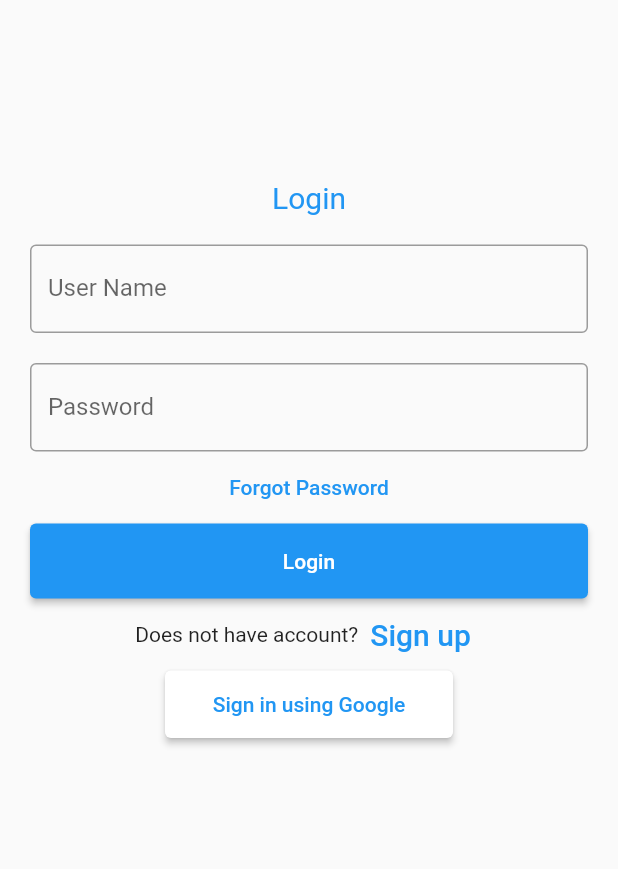
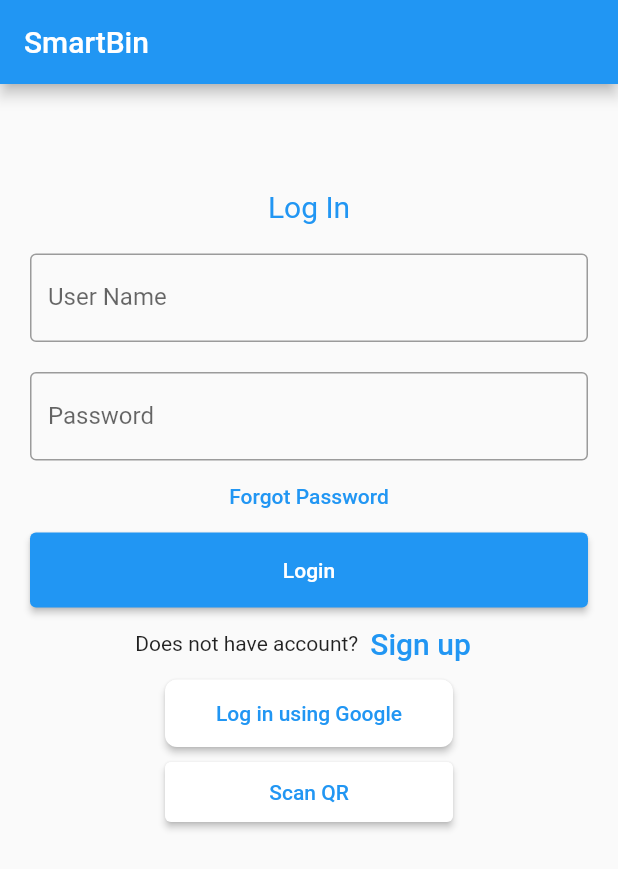
Before and after one commit to Jovin247/SmartBin, a Flutter app: the screen it shows after launch, on a phone screen of 412 x 824 dp. Shown: the top 869 px of the screen. Run offline on Flutter 3.47's test engine with Material 2 defaults, Android fonts, the phone set to English and light mode, and no system bars; our stand-ins replace firebase_auth, google_maps_flutter, google_sign_in; missing offline and left inert: qr_code_scanner; accounts and stored records are empty.

Commit message:
Added SignUp page. Added UI card. Updated Markers.

```diff
--- a/Tutorial/lib/login.dart
+++ /dev/null
@@ -1,132 +0,0 @@
-import 'package:flutter/material.dart';
-import 'package:myapp/map.dart';
-import 'package:myapp/qr.dart';
-
-void main() => runApp(const MyApp());
-
-class MyApp extends StatelessWidget {
-  const MyApp({Key? key}) : super(key: key);
-
-  // static const String _title = 'Sample App';
-
-  @override
-  Widget build(BuildContext context) {
-    return const MaterialApp(
-      // title: _title,
-      home: Scaffold(
-        body: MyStatefulWidget(),
-      ),
-    );
-  }
-}
-
-class MyStatefulWidget extends StatefulWidget {
-  const MyStatefulWidget({Key? key}) : super(key: key);
-
-  @override
-  State<MyStatefulWidget> createState() => _MyStatefulWidgetState();
-}
-
-class _MyStatefulWidgetState extends State<MyStatefulWidget> {
-  TextEditingController nameController = TextEditingController();
-  TextEditingController passwordController = TextEditingController();
-
-  @override
-  Widget build(BuildContext context) {
-    return Scaffold(
-      appBar: AppBar(
-        title: const Text('SmartBin'),
-      ),
-      body: Container(
-        padding: const EdgeInsets.symmetric(vertical:100),
-        child: Padding(
-            padding: const EdgeInsets.all(10),
-            child: ListView(
-              children: <Widget>[
-                Container(
-                    alignment: Alignment.center,
-                    padding: const EdgeInsets.all(10),
-                    child: const Text(
-                      'Log In',
-                      style: TextStyle(
-                          fontSize: 20,
-                          color: Colors.blue,
-                      ),
-                    )),
-                Container(
-                  padding: const EdgeInsets.all(10),
-                  child: TextField(
-                    controller: nameController,
-                    decoration: const InputDecoration(
-                      border: OutlineInputBorder(),
-                      labelText: 'User Name',
-                    ),
-                  ),
-                ),
-                Container(
-                  padding: const EdgeInsets.fromLTRB(10, 10, 10, 0),
-                  child: TextField(
-                    obscureText: true,
-                    controller: passwordController,
-                    decoration: const InputDecoration(
-                      border: OutlineInputBorder(),
-                      labelText: 'Password',
-                    ),
-                  ),
-                ),
-                TextButton(
-                  onPressed: () {
-                    //forgot password screen
-                  },
-                  child: const Text('Forgot Password',),
-                ),
-                Container(
-                    height: 50,
-                    padding: const EdgeInsets.fromLTRB(10, 0, 10, 0),
-                    child: ElevatedButton(
-                      child: const Text('Login'),
-                      onPressed: () {
-                        // print(nameController.text);
-                        // print(passwordController.text);
-                        map_run();
-                      },
-                    )
-                ),
-                Row(
-                  // ignore: sort_child_properties_last
-                  children: <Widget>[
-                    const Text('Does not have account?'),
-                    TextButton(
-                      child: const Text(
-                        'Sign up',
-                        style: TextStyle(fontSize: 20),
-                      ),
-                      onPressed: () {
-                        //signup screen
-                      },
-                    )
-                  ],
-                  mainAxisAlignment: MainAxisAlignment.center,
-                ),
-                Container(
-                    height: 45,
-                    padding: const EdgeInsets.fromLTRB(100, 0, 100, 0),
-                    child: ElevatedButton(
-                      style: ElevatedButton.styleFrom(
-                        backgroundColor: Colors.white, // Background color
-                      ),
-                      child: const Text(
-                        'Sign in using Google',
-                        style: TextStyle(color: Colors.blue),
-                      ),
-                      onPressed: () {
-                        QR_run();
-                      },
-                    )
-                )
-              ],
-            )),
-      )
-    );
-  }
-}
--- a/Tutorial/lib/main.dart
+++ /dev/null
@@ -1,19 +0,0 @@
-import 'package:flutter/material.dart';
-import 'package:myapp/login.dart';
-
-void main() {
-  runApp(const MyApp());
-}
-
-class MyApp extends StatelessWidget {
-  const MyApp({super.key});
-
-  // This widget is the root of your application.
-  @override
-  Widget build(BuildContext context) {
-    return const MaterialApp(
-      title: 'Flutter Demo',
-      home: MyStatefulWidget(),
-    );
-  }
-}
--- a/lib/Login.dart
+++ b/lib/Login.dart
@@ -1,10 +1,12 @@
 import 'package:flutter/material.dart';
-import './auth.dart';
-import 'package:firebase_auth/firebase_auth.dart';
-import 'package:google_sign_in/google_sign_in.dart';
+import 'package:myapp/signup.dart';
+import 'package:myapp/map.dart';
+import 'package:myapp/qr.dart';
 
-class Login extends StatelessWidget {
-  const Login({Key? key}) : super(key: key);
+void main() => runApp(const MyApp());
+
+class MyApp extends StatelessWidget {
+  const MyApp({Key? key}) : super(key: key);
 
   // static const String _title = 'Sample App';
 
@@ -32,8 +34,12 @@ class _MyStatefulWidgetState extends State<MyStatefulWidget> {
 
   @override
   Widget build(BuildContext context) {
-    return Container(
-      padding: const EdgeInsets.symmetric(vertical: 100),
+    return Scaffold(
+      appBar: AppBar(
+        title: const Text('SmartBin'),
+      ),
+      body: Container(
+        padding: const EdgeInsets.symmetric(vertical:50),
         child: Padding(
             padding: const EdgeInsets.all(10),
             child: ListView(
@@ -42,7 +48,7 @@ class _MyStatefulWidgetState extends State<MyStatefulWidget> {
                     alignment: Alignment.center,
                     padding: const EdgeInsets.all(10),
                     child: const Text(
-                    'Login',
+                      'Log In',
                       style: TextStyle(
                           fontSize: 20,
                           color: Colors.blue,
@@ -73,9 +79,7 @@ class _MyStatefulWidgetState extends State<MyStatefulWidget> {
                   onPressed: () {
                     //forgot password screen
                   },
-                child: const Text(
-                  'Forgot Password',
-                ),
+                  child: const Text('Forgot Password',),
                 ),
                 Container(
                     height: 50,
@@ -83,10 +87,10 @@ class _MyStatefulWidgetState extends State<MyStatefulWidget> {
                     child: ElevatedButton(
                       child: const Text('Login'),
                       onPressed: () {
-                      // print(nameController.text);
-                      // print(passwordController.text);
+                        map_run();
                       },
-                  )),
+                    )
+                ),
                 Row(
                   // ignore: sort_child_properties_last
                   children: <Widget>[
@@ -98,6 +102,7 @@ class _MyStatefulWidgetState extends State<MyStatefulWidget> {
                       ),
                       onPressed: () {
                         //signup screen
+                        sign_up();
                       },
                     )
                   ],
@@ -108,38 +113,46 @@ class _MyStatefulWidgetState extends State<MyStatefulWidget> {
                     padding: const EdgeInsets.fromLTRB(100, 0, 100, 0),
                     child: ElevatedButton(
                       style: ElevatedButton.styleFrom(
-                      primary: Colors.white, // Background color
+                        backgroundColor: Colors.white,
+                        shape: RoundedRectangleBorder(
+                            borderRadius: BorderRadius.circular(8),
+                          ), // Background color
                       ),
                       child: const Text(
-                      'Sign in using Google',
+                        'Log in using Google',
+                        style: TextStyle(color: Colors.blue),
+                      ),
+                      onPressed: () {
+                      },
+                    )
+                  ),
+                Container(
+                    height: 50,
+                    padding: const EdgeInsets.fromLTRB(100, 10, 100, 0),
+                    // padding: const EdgeInsets.fromLTRB(100, 0, 100, 0),
+                    child: ElevatedButton(
+                      style: ElevatedButton.styleFrom(
+                      backgroundColor: Colors.white, // Background color
+                      ),
+                      child: const Text(
+                          'Scan QR',
                         style: TextStyle(color: Colors.blue),
                       ),
                       onPressed: () async {
-                      await signInWithGoogle();
-                      setState(() {
-
-                      });
+                          final result = await Navigator.push<String>(
+                          context,
+                          MaterialPageRoute(builder: (context) => const QRScreen()),
+                        );
+                      if (result != null) {
+                        // Do something with the scan data
+                        print(result);
+                      }
                         },
-                  ))
+                    )
+                ),
               ],
             )),
+      )
     );
   }
 }
-
-Future<UserCredential> signInWithGoogle() async {
-  // Trigger the authentication flow
-  final GoogleSignInAccount? googleUser = await GoogleSignIn().signIn();
-
-  // Obtain the auth details from the request
-  final GoogleSignInAuthentication? googleAuth = await googleUser?.authentication;
-
-  // Create a new credential
-  final credential = GoogleAuthProvider.credential(
-    accessToken: googleAuth?.accessToken,
-    idToken: googleAuth?.idToken,
-  );
-
-  // Once signed in, return the UserCredential
-  return await FirebaseAuth.instance.signInWithCredential(credential);
-}
--- a/lib/main.dart
+++ b/lib/main.dart
@@ -1,11 +1,7 @@
-import 'package:firebase_core/firebase_core.dart';
 import 'package:flutter/material.dart';
-import 'package:myapp/Login.dart';
+import 'package:myapp/login.dart';
 
-
-Future<void> main() async{
-  WidgetsFlutterBinding.ensureInitialized();
-  await Firebase.initializeApp();
+void main() {
   runApp(const MyApp());
 }
 
@@ -15,12 +11,9 @@ class MyApp extends StatelessWidget {
   // This widget is the root of your application.
   @override
   Widget build(BuildContext context) {
-    return MaterialApp(
-      title: 'Flutter Demo',
-      theme: ThemeData(
-        primarySwatch: Colors.blue,
-      ),
-      home: const Login(),
+    return const MaterialApp(
+      title: 'SmartBin',
+      home: MyStatefulWidget(),
     );
   }
 }
```
Also changed, not shown: Tutorial/analysis_options.yaml (deleted, +0 -29 lines), Tutorial/lib/qr.dart (deleted, +0 -75 lines), Tutorial/pubspec.yaml (deleted, +0 -95 lines), lib/map.dart (renamed from Tutorial/lib/map.dart, +87 -16 lines), lib/qr.dart (added, +41 -0 lines), lib/signup.dart (added, +133 -0 lines), pubspec.yaml (+8 -5 lines), Tutorial/assets/google.png (deleted), Tutorial/pubspec.lock (deleted), assets/bin.png (renamed from Tutorial/assets/bin.png), assets/bin1.png (added), assets/map_style.json (renamed from Tutorial/assets/map_style.json), pubspec.lock, 27 other files. Lines whose indentation alone changed are shown as unchanged.
